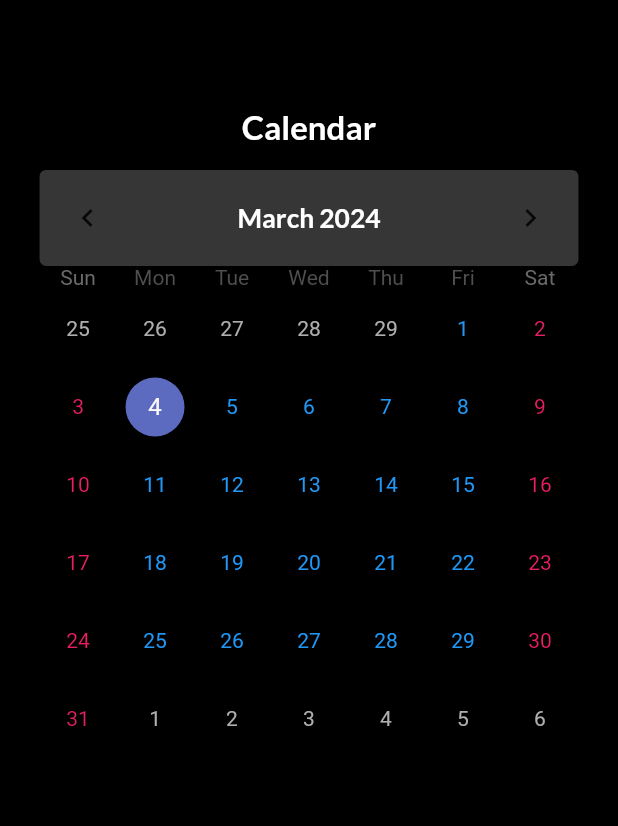
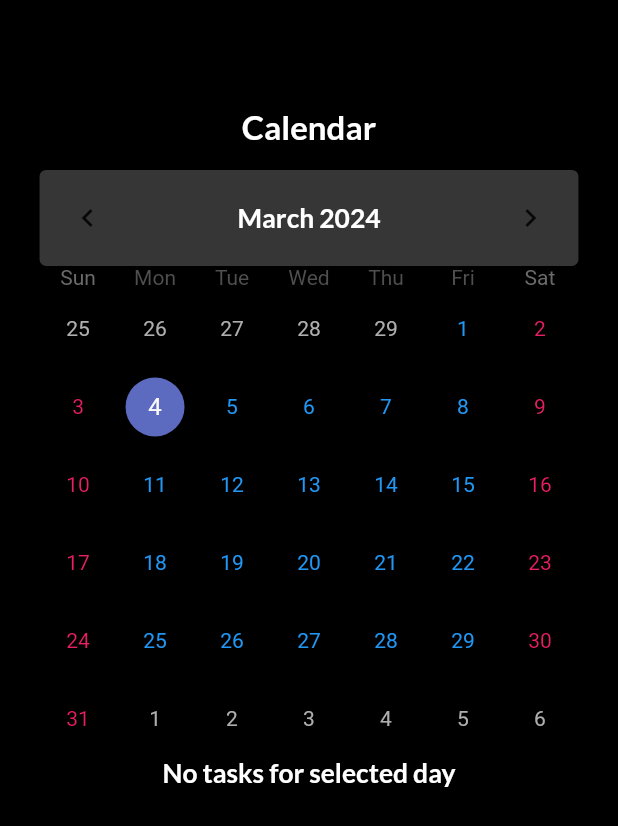
Before and after one commit to Shamsiddin88/todo_app, a Flutter app: the CalendarScreen screen opened directly, on a phone screen of 412 x 824 dp. Shown: the top 826 px of the screen. Run offline on Flutter 3.47's test engine with Material 3 defaults, Android fonts, the phone set to English and light mode, and no system bars; drawn by our look-alikes of table_calendar; our stand-ins replace flutter_svg, fluttertoast, image_picker, shared_preferences, sqflite; accounts and stored records are empty.

Commit message:
change calendar screen

```diff
--- a/lib/screens/tab/calendar/calendar_screen.dart
+++ b/lib/screens/tab/calendar/calendar_screen.dart
@@ -78,7 +78,7 @@ class _CalendarScreenState extends State<CalendarScreen> {
               )),
              Column(
                 children: selectTasks.isEmpty
-                    ? [Text('No tasks for selected day')]
+                    ? [Text('No tasks for selected day',style: AppTextStyle.latoSemiBold,)]
                     : List.generate(
                         selectTasks.length,
                         (index) =>
```
Also changed, not shown: lib/screens/tab/profile/profile_screen.dart (+2 -10 lines).
